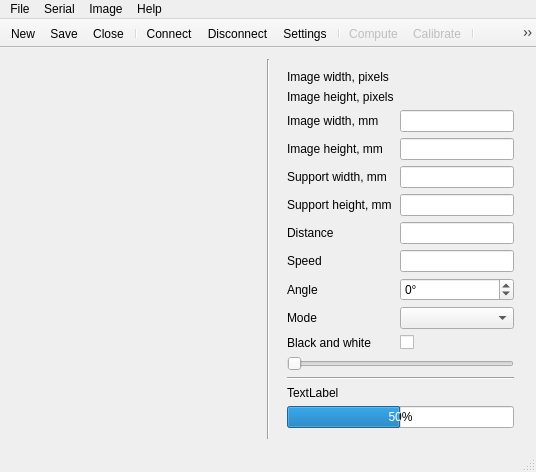
Qt form projecteurlaser.ui (troisiemetype/c-projecteur-laser) before a commit.
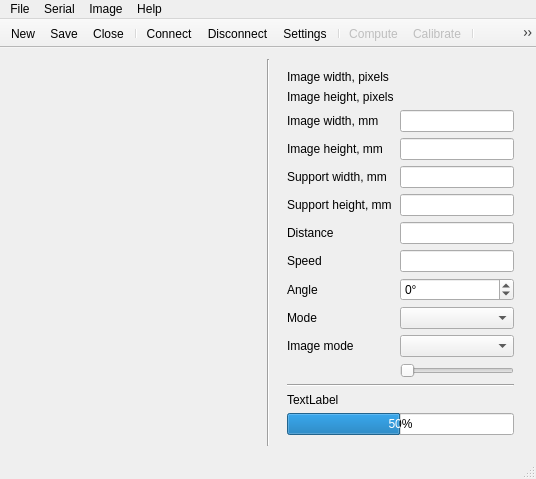
The same form after that commit.

Commit message: Modified ui: check box for image mode replaced by a combobox. Modified ui and image: added threshold black and white, with settable threshold. Modified projecteurlaser: modified slots according to above.

Diff of the .ui file:
```diff
--- a/projecteurlaser.ui
+++ b/projecteurlaser.ui
@@ -7,7 +7,7 @@
     <x>0</x>
     <y>0</y>
     <width>536</width>
-    <height>428</height>
+    <height>479</height>
    </rect>
   </property>
   <property name="windowTitle">
@@ -152,7 +152,7 @@
          <item row="10" column="0">
           <widget class="QLabel" name="blackWhiteLabel">
            <property name="text">
-            <string>Black and white</string>
+            <string>Image mode</string>
            </property>
           </widget>
          </item>
@@ -166,13 +166,6 @@
          <item row="7" column="1">
           <widget class="QLineEdit" name="speedLineEdit"/>
          </item>
-         <item row="10" column="1">
-          <widget class="QCheckBox" name="blackWhiteCheckEdit">
-           <property name="text">
-            <string/>
-           </property>
-          </widget>
-         </item>
          <item row="8" column="0">
           <widget class="QLabel" name="angleLabel">
            <property name="text">
@@ -209,10 +202,11 @@
          <item row="9" column="1">
           <widget class="QComboBox" name="modeComboBox"/>
          </item>
-        </layout>
-       </item>
-       <item>
-        <widget class="QSlider" name="horizontalSlider">
+         <item row="10" column="1">
+          <widget class="QComboBox" name="imageModeComboBox"/>
+         </item>
+         <item row="11" column="1">
+          <widget class="QSlider" name="stepSlider">
          <property name="maximum">
           <number>255</number>
          </property>
@@ -220,6 +214,8 @@
           <enum>Qt::Horizontal</enum>
          </property>
         </widget>
+         </item>
+        </layout>
        </item>
        <item>
         <widget class="Line" name="line_2">
```
Left out of the diff: 2 changed lines with no effect on the pictures. Lines whose indentation alone changed are shown as unchanged. The commit also changes 7 other files.
